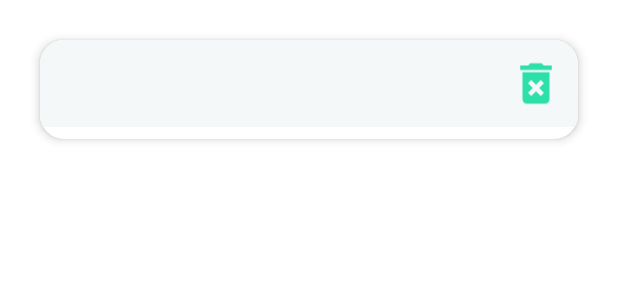
After one commit to andresmarnezAppDevelopment/Trabajo-Final-Android, an Android app: the layout songs_item.xml on its own in the app's theme, with its tools: preview values and no code run, on a phone screen of 412 x 824 dp. The commit adds this screen. Shown: the top 300 px of the screen. Run offline under Robolectric (Android 15) with nearby library versions, the phone set to English and light mode, and no system bars.

Commit message:
Diseño Fragment song_items terminado

```diff
--- a/app/src/main/java/net/iessochoa/grupof/practicafinalandroid/ui/PlaylistDetailsFragment.kt
+++ b/app/src/main/java/net/iessochoa/grupof/practicafinalandroid/ui/PlaylistDetailsFragment.kt
@@ -32,6 +32,6 @@ class PlaylistDetailsFragment : Fragment() {
     private fun cargaInfoPlaylist(playlist: Playlist) {
         (requireActivity() as AppCompatActivity).supportActionBar?.title = "${playlist.name}"
         binding.tvPlaylistTitleName.text = playlist.name
-        binding.tvExample.text = playlist.id_songs.toString()
+        //binding.tvExample.text = playlist.id_songs.toString()
     }
 }
--- a/app/src/main/res/layout/fragment_playlist_details.xml
+++ b/app/src/main/res/layout/fragment_playlist_details.xml
@@ -5,7 +5,7 @@
     android:id="@+id/frameLayout2"
     android:layout_width="match_parent"
     android:layout_height="match_parent"
-    tools:context=".PlaylistDetailsFragment">
+    tools:context=".ui.PlaylistDetailsFragment">
 
     <!-- TODO: Update blank fragment layout -->
 
@@ -16,23 +16,23 @@
         android:layout_marginStart="8dp"
         android:layout_marginTop="8dp"
         android:layout_marginEnd="8dp"
+        android:text="@string/tvPlaylistTitleName"
         android:textAlignment="center"
+        android:textSize="32dp"
         app:layout_constraintEnd_toEndOf="parent"
         app:layout_constraintStart_toStartOf="parent"
         app:layout_constraintTop_toTopOf="parent" />
 
-    <TextView
-        android:id="@+id/tvExample"
-        android:layout_width="0dp"
+    <androidx.recyclerview.widget.RecyclerView
+        android:id="@+id/playlist_recycler"
+        android:layout_width="411dp"
         android:layout_height="0dp"
-        android:layout_marginStart="8dp"
-        android:layout_marginTop="8dp"
-        android:layout_marginEnd="8dp"
-        android:layout_marginBottom="8dp"
-        android:text="@string/hello_blank_fragment"
+        android:layout_marginTop="20dp"
+        android:theme="@style/Theme.MaterialComponents.Light"
         app:layout_constraintBottom_toBottomOf="parent"
         app:layout_constraintEnd_toEndOf="parent"
         app:layout_constraintStart_toStartOf="parent"
-        app:layout_constraintTop_toBottomOf="@+id/tvPlaylistTitleName" />
+        app:layout_constraintTop_toBottomOf="@+id/tvPlaylistTitleName"
+        tools:listitem="@layout/songs_item" />
 
 </androidx.constraintlayout.widget.ConstraintLayout>
--- /dev/null
+++ b/app/src/main/res/layout/songs_item.xml
@@ -0,0 +1,72 @@
+<?xml version="1.0" encoding="utf-8"?>
+<com.google.android.material.card.MaterialCardView xmlns:android="http://schemas.android.com/apk/res/android"
+    xmlns:app="http://schemas.android.com/apk/res-auto"
+    xmlns:tools="http://schemas.android.com/tools"
+    android:layout_width="match_parent"
+    android:layout_height="wrap_content"
+    android:layout_margin="40px"
+    app:cardCornerRadius="16dp"
+    app:cardElevation="4dp">
+
+
+    <androidx.constraintlayout.widget.ConstraintLayout
+        style="@style/playlist_title"
+        android:layout_width="match_parent"
+        android:layout_height="match_parent">
+
+        <ImageView
+            android:id="@+id/ivDelete"
+            android:layout_width="36dp"
+            android:layout_height="38dp"
+            android:layout_marginTop="10dp"
+            android:layout_marginEnd="10dp"
+            android:layout_marginBottom="10dp"
+            app:layout_constraintBottom_toBottomOf="parent"
+            app:layout_constraintEnd_toEndOf="parent"
+            app:layout_constraintTop_toTopOf="parent"
+            app:srcCompat="@drawable/ic_baseline_delete_forever_24" />
+
+        <TextView
+            android:id="@+id/tvTitle"
+            android:layout_width="221dp"
+            android:layout_height="18dp"
+            android:layout_marginStart="35dp"
+            android:layout_marginTop="6dp"
+            android:paddingLeft="10dp"
+            android:paddingTop="10dp"
+            android:paddingRight="10dp"
+            android:paddingBottom="10dp"
+            android:textSize="16sp"
+            app:flow_verticalAlign="center"
+            app:layout_constraintStart_toStartOf="parent"
+            app:layout_constraintTop_toTopOf="parent" />
+
+        <TextView
+            android:id="@+id/tvAge"
+            android:layout_width="50dp"
+            android:layout_height="wrap_content"
+            android:layout_marginStart="40dp"
+            app:layout_constraintBottom_toBottomOf="parent"
+            app:layout_constraintStart_toEndOf="@+id/tvArtist"
+            app:layout_constraintTop_toBottomOf="@+id/tvTitle" />
+
+        <TextView
+            android:id="@+id/tvArtist"
+            android:layout_width="50dp"
+            android:layout_height="wrap_content"
+            android:layout_marginStart="40dp"
+            app:layout_constraintBottom_toBottomOf="parent"
+            app:layout_constraintStart_toEndOf="@+id/tvAlbum"
+            app:layout_constraintTop_toBottomOf="@+id/tvTitle" />
+
+        <TextView
+            android:id="@+id/tvAlbum"
+            android:layout_width="50dp"
+            android:layout_height="wrap_content"
+            android:layout_marginStart="40dp"
+            app:layout_constraintBottom_toBottomOf="parent"
+            app:layout_constraintStart_toStartOf="parent"
+            app:layout_constraintTop_toBottomOf="@+id/tvTitle" />
+
+    </androidx.constraintlayout.widget.ConstraintLayout>
+</com.google.android.material.card.MaterialCardView>
--- a/app/src/main/res/values/strings.xml
+++ b/app/src/main/res/values/strings.xml
@@ -64,4 +64,5 @@
     <string name="playlistDeletionWarning">¿Está seguro de que desea borrar la playlist "%s"?</string>
     <string name="action_search">Search</string>
     <string name="prompt_busqueda">Singer</string>
+    <string name="tvPlaylistTitleName">Title Playlist</string>
 </resources>
```
